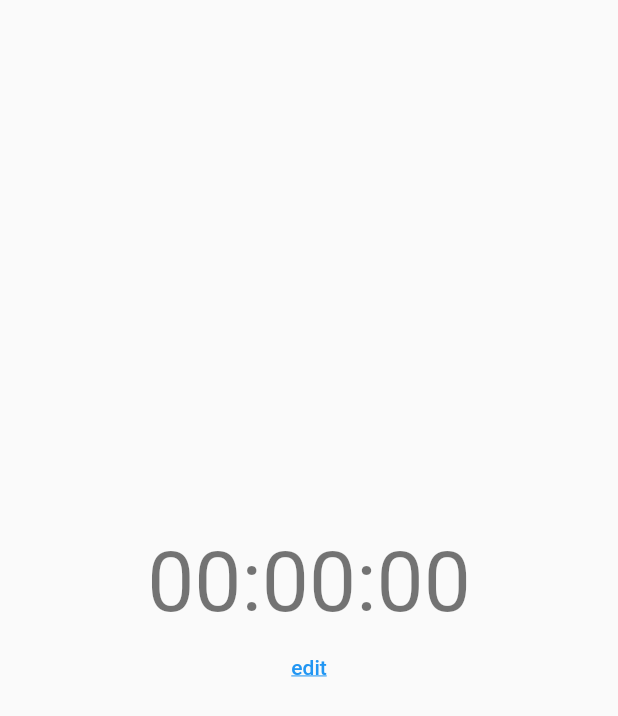
After one commit to rinoguchi/study_timer, a Flutter app: the FlutterPickerPage screen opened directly, after a tap on "edit", on a phone screen of 412 x 824 dp. The commit adds this screen. Shown: the top 716 px of the screen. Run offline on Flutter 3.47's test engine with Material 2 defaults, Android fonts, the phone set to English and light mode, and no system bars; our stand-ins replace flutter_local_notifications, timezone; missing offline and left inert: flutter_picker, flutter_ringtone_player.

Commit message:
flutterpickerを使った例を追加

```diff
--- /dev/null
+++ b/lib/samples/flutterpicker.dart
@@ -0,0 +1,46 @@
+import 'package:flutter/material.dart';
+import 'package:flutter_picker/flutter_picker.dart';
+import 'package:intl/intl.dart';
+
+void main() {
+  runApp(MaterialApp(home: FlutterPickerPage()));
+}
+
+class FlutterPickerPage extends StatefulWidget {
+  @override
+  _FlutterPickerPageState createState() => _FlutterPickerPageState();
+}
+
+class _FlutterPickerPageState extends State<FlutterPickerPage> {
+  DateTime _datetime;
+
+  @override
+  void initState() {
+    _datetime = DateTime.utc(0, 0, 0);
+    super.initState();
+  }
+
+  @override
+  Widget build(BuildContext context) {
+    return Scaffold(
+        body: Center(
+            child: Column(mainAxisAlignment: MainAxisAlignment.center, crossAxisAlignment: CrossAxisAlignment.center, children: [
+      Text(
+        DateFormat.Hms().format(_datetime),
+        style: Theme.of(context).textTheme.headline2,
+      ),
+      TextButton(
+        child: Text('edit', style: TextStyle(decoration: TextDecoration.underline)),
+        onPressed: () async {
+          Picker(
+            adapter: DateTimePickerAdapter(type: PickerDateTimeType.kHMS, value: _datetime, customColumnType: [3, 4, 5]),
+            title: Text("Select Time"),
+            onConfirm: (Picker picker, List value) {
+              setState(() => {_datetime = DateTime.utc(0, 0, 0, value[0], value[1], value[2])});
+            },
+          ).showModal(context);
+        },
+      ),
+    ])));
+  }
+}
--- a/lib/samples/timepicker1.dart
+++ b/lib/samples/timepicker1.dart
@@ -1,5 +1,4 @@
 import 'package:flutter/material.dart';
-import 'package:intl/intl.dart';
 
 void main() {
   runApp(MaterialApp(home: TimePickerPage()));
@@ -35,7 +34,7 @@ class _TimePickerPageState extends State<TimePickerPage> {
         ),
         onPressed: () async {
           final TimeOfDay timeOfDay = await showTimePicker(context: context, initialTime: _timeOfDay);
-          setState(() => {_timeOfDay = timeOfDay});
+          if (timeOfDay != null) setState(() => {_timeOfDay = timeOfDay});
         },
       ),
     ])));
--- a/pubspec.yaml
+++ b/pubspec.yaml
@@ -33,6 +33,7 @@ dependencies:
   intl: ^0.17.0
   flutter_ringtone_player: ^3.0.0
   flutter_local_notifications: ^5.0.0+1
+  flutter_picker: ^2.0.1
 
 dev_dependencies:
   flutter_test:
```
Also changed, not shown: lib/samples/timepicker2.dart (+4 -7 lines), pubspec.lock.
